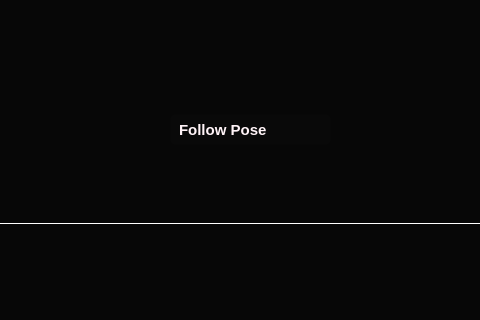
Above: src/main/python/main.ui from Ahmed-Dakrory/ProctoringApp before the change; both pictures show x 391 to 871 and y 217 to 537 of the 1047 by 537 pixel window. Below: the same form after it.
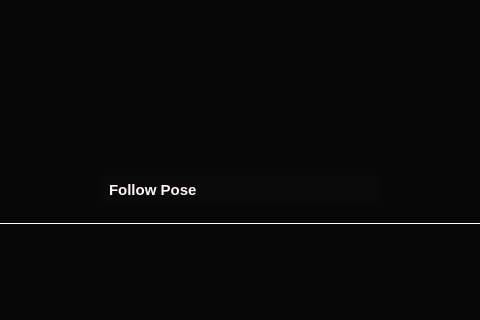
That is the form after the change. Icons and pictures are not drawn.

Commit message: Make the id and hand modification

```diff
--- a/src/main/python/main.ui
+++ b/src/main/python/main.ui
@@ -76,7 +76,7 @@
 </string>
     </property>
     <property name="currentIndex">
-     <number>3</number>
+     <number>4</number>
     </property>
     <widget class="QWidget" name="page0">
      <widget class="QLabel" name="internetChecking">
@@ -1313,6 +1313,107 @@
       </property>
      </widget>
     </widget>
+    <widget class="QWidget" name="page">
+     <widget class="QGroupBox" name="groupBox_5">
+      <property name="geometry">
+       <rect>
+        <x>30</x>
+        <y>10</y>
+        <width>691</width>
+        <height>371</height>
+       </rect>
+      </property>
+      <property name="styleSheet">
+       <string notr="true">        border-style: outset;
+        border-width: 1px;
+        border-radius: 5px;
+        border-color: rgba(255, 255, 255, 0);
+        color: rgb(255, 243, 247);
+        font-size: 15px;
+        font-weight: 700;
+qproperty-alignment: AlignCenter;
+</string>
+      </property>
+      <property name="title">
+       <string/>
+      </property>
+      <widget class="QLabel" name="cameraHolder_2">
+       <property name="geometry">
+        <rect>
+         <x>100</x>
+         <y>0</y>
+         <width>611</width>
+         <height>351</height>
+        </rect>
+       </property>
+       <property name="styleSheet">
+        <string notr="true">
+        border-style: outset;
+        border-width: 1px;
+        border-radius: 95px;
+        border-color: rgba(255, 255, 255, 0);
+</string>
+       </property>
+       <property name="text">
+        <string/>
+       </property>
+       <property name="scaledContents">
+        <bool>false</bool>
+       </property>
+       <property name="wordWrap">
+        <bool>false</bool>
+       </property>
+       <property name="indent">
+        <number>-1</number>
+       </property>
+      </widget>
+      <widget class="QLabel" name="CameraPortBackground_2">
+       <property name="geometry">
+        <rect>
+         <x>260</x>
+         <y>10</y>
+         <width>311</width>
+         <height>301</height>
+        </rect>
+       </property>
+       <property name="text">
+        <string/>
+       </property>
+       <property name="pixmap">
+        <pixmap>imageface/cameraRec.png</pixmap>
+       </property>
+       <property name="scaledContents">
+        <bool>true</bool>
+       </property>
+      </widget>
+      <widget class="QLabel" name="followPoseHandAndId">
+       <property name="geometry">
+        <rect>
+         <x>270</x>
+         <y>330</y>
+         <width>281</width>
+         <height>31</height>
+        </rect>
+       </property>
+       <property name="styleSheet">
+        <string notr="true">background-color: rgba(255, 255, 255, 2);
+        border-style: outset;
+        border-width: 1px;
+        border-radius: 5px;
+        border-color: rgba(255, 255, 255, 0);
+        padding: 4px;
+        color: rgb(255, 243, 247);
+        font-size: 15px;
+        font-weight: 700;
+qproperty-alignment: AlignCenter;
+</string>
+       </property>
+       <property name="text">
+        <string>Follow Pose</string>
+       </property>
+      </widget>
+     </widget>
+    </widget>
    </widget>
    <widget class="QPushButton" name="minimizeButton">
     <property name="geometry">
```
The commit also changes 5 other files.
